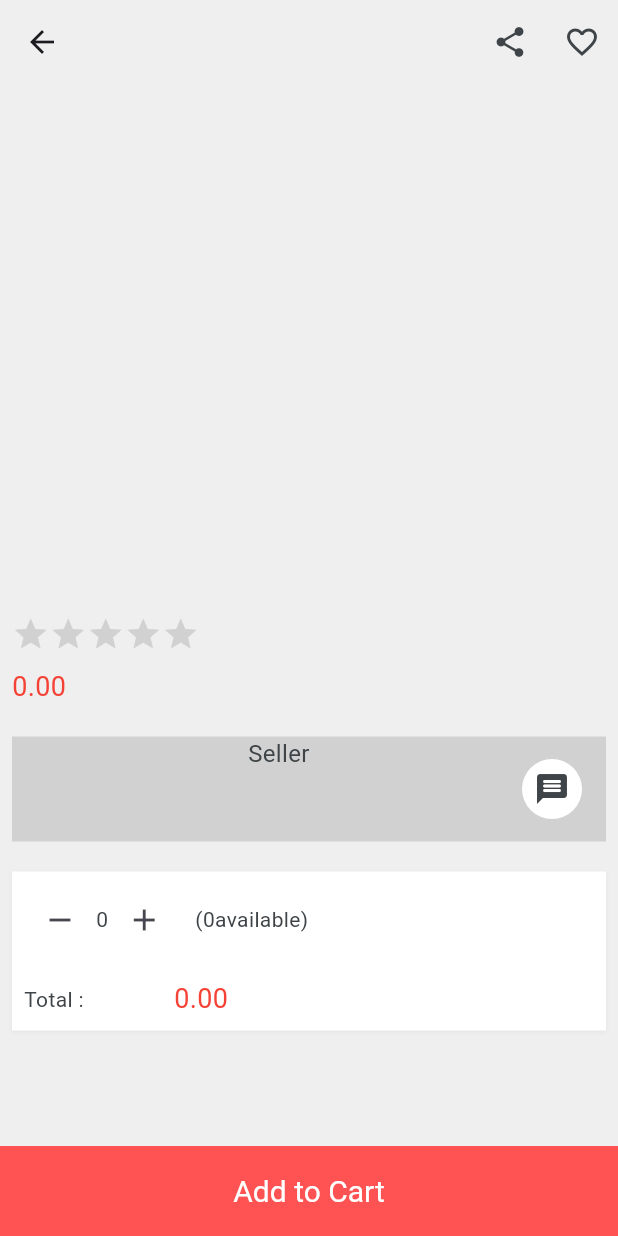
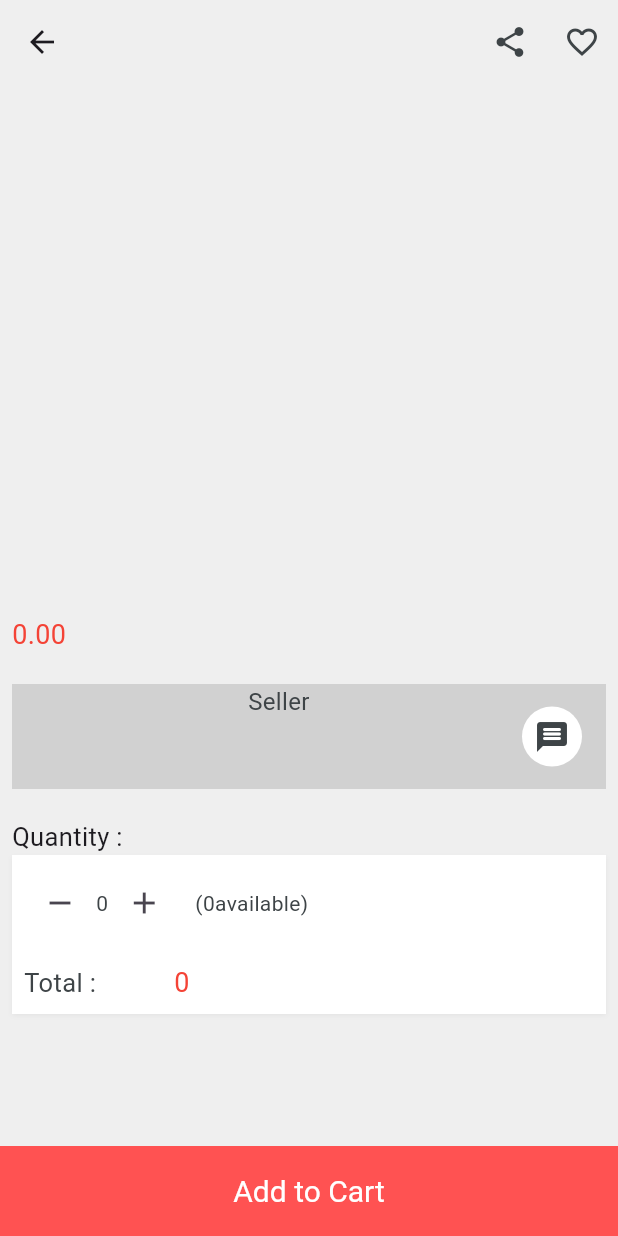
Before and after one commit to TurjoyBasakArko/AustMart, a Flutter app: the ItemDetails screen opened directly with empty values, on a phone screen of 412 x 824 dp. Run offline on Flutter 3.47's test engine with Material 3 defaults, Android fonts, the phone set to English and light mode, and no system bars; drawn by our look-alikes of velocity_x; our stand-ins replace cloud_firestore, firebase_auth, firebase_core, firebase_storage, get, image_picker; accounts and stored records are empty; Roboto replaces fonts that are missing (sans_bold, sans_regular, sans_semibold).

Commit message:
latest commit(5)

```diff
--- a/lib/catagory_screen/item_details.dart
+++ b/lib/catagory_screen/item_details.dart
@@ -92,17 +92,6 @@ class ItemDetails extends StatelessWidget {
                 10.heightBox,
                 title!.text.color(darkFontGrey).size(18).fontFamily(bold).make(),
                 10.heightBox,
-                      VxRating(
-                        isSelectable: false,
-                        value: double.parse(data['p_rating'].toString()), // Uncomment this line
-                        onRatingUpdate: (value) {},
-                        normalColor: textfieldGrey,
-                        selectionColor: golden,
-                        count: 5,
-                        maxRating: 5,
-                        size: 25,
-                      ),
-                      10.heightBox,
                 "${data['p_price']}".numCurrency.text.fontFamily(semibold).size(18).color(Colors.red).make(),
                 20.heightBox,
                 Row(
@@ -112,7 +101,7 @@ class ItemDetails extends StatelessWidget {
                         children: [
                           "Seller".text.color(darkFontGrey).size(16).align(TextAlign.center).make(),
                           5.heightBox,
-                                "${data['p_seller']} ".text.color(darkFontGrey).fontFamily(bold).size(18).align(TextAlign.center).make(),
+                          "${data['p_seller']}".text.color(darkFontGrey).fontFamily(bold).size(18).align(TextAlign.center).make(),
                         ],
                       ),
                     ),
@@ -127,6 +116,7 @@ class ItemDetails extends StatelessWidget {
                   ],
                 ).box.height(70).padding(EdgeInsets.symmetric(horizontal: 16)).color(textfieldGrey).make(),
                 20.heightBox,
+                "Quantity :".text.fontFamily(semibold).size(17).make(),
                 Column(
                   children: [
                     Row(
@@ -155,9 +145,9 @@ class ItemDetails extends StatelessWidget {
                       children: [
                         SizedBox(
                           width: 100,
-                                child: "Total :".text.color(darkFontGrey).fontFamily(semibold).make(),
+                          child: "Total :".text.color(darkFontGrey).fontFamily(semibold).size(17).make(),
                         ),
-                              controller.totalPrice.value.numCurrency.text.color(Colors.red).fontFamily(bold).size(18).make(),
+                        controller.totalPrice.value.text.color(Colors.red).fontFamily(bold).size(18).make(),
                       ],
                     ).box.padding(EdgeInsets.all(8)).make(),
                   ],
```
Also changed, not shown: lib/chat_screen/chat_screen.dart (+11 -3 lines). Lines whose indentation alone changed are shown as unchanged.
